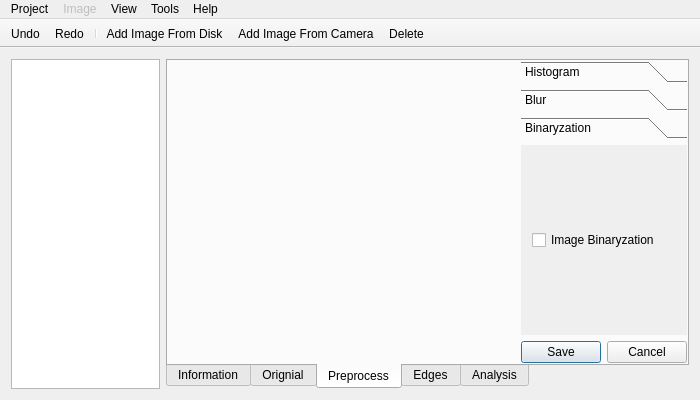
Qt form gui/mainwindow.ui (librehat/caiga) before a commit.
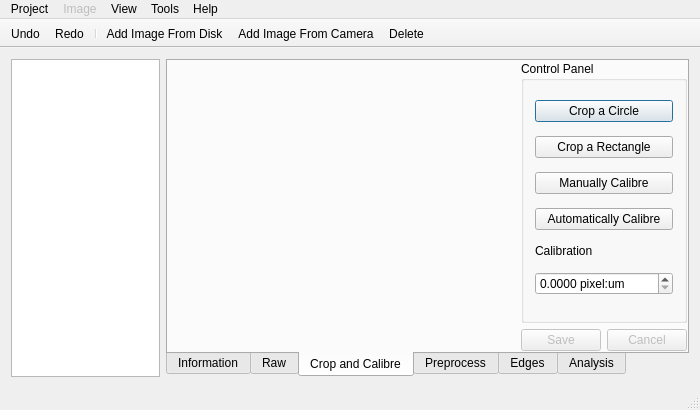
The same form after that commit. The open tabs and pages were chosen to show the change. Icons and pictures are not drawn. Custom widgets are drawn as their Qt base class.

Diff of the .ui file:
```diff
--- a/gui/mainwindow.ui
+++ b/gui/mainwindow.ui
@@ -7,7 +7,7 @@
     <x>0</x>
     <y>0</y>
     <width>700</width>
-    <height>400</height>
+    <height>410</height>
    </rect>
   </property>
   <property name="sizePolicy">
@@ -94,7 +94,7 @@
       </widget>
       <widget class="QWidget" name="origTab">
        <attribute name="title">
-        <string>Orignial</string>
+        <string>Raw</string>
        </attribute>
        <layout class="QHBoxLayout" name="horizontalLayout_2">
         <property name="leftMargin">
@@ -110,7 +110,130 @@
          <number>0</number>
         </property>
         <item>
-         <widget class="QImageViewer" name="origLabel" native="true"/>
+         <widget class="QImageViewer" name="rawLabel" native="true"/>
+        </item>
+       </layout>
+      </widget>
+      <widget class="QWidget" name="ccTab">
+       <attribute name="title">
+        <string>Crop and Calibre</string>
+       </attribute>
+       <layout class="QGridLayout" name="gridLayout_3">
+        <property name="margin">
+         <number>0</number>
+        </property>
+        <item row="1" column="1" alignment="Qt::AlignBottom">
+         <widget class="QDialogButtonBox" name="ccButtonBox">
+          <property name="enabled">
+           <bool>false</bool>
+          </property>
+          <property name="sizePolicy">
+           <sizepolicy hsizetype="Preferred" vsizetype="Fixed">
+            <horstretch>1</horstretch>
+            <verstretch>0</verstretch>
+           </sizepolicy>
+          </property>
+          <property name="standardButtons">
+           <set>QDialogButtonBox::Cancel|QDialogButtonBox::Save</set>
+          </property>
+         </widget>
+        </item>
+        <item row="0" column="0" rowspan="2">
+         <widget class="QImageViewer" name="cropLabel" native="true">
+          <property name="sizePolicy">
+           <sizepolicy hsizetype="Preferred" vsizetype="Preferred">
+            <horstretch>3</horstretch>
+            <verstretch>0</verstretch>
+           </sizepolicy>
+          </property>
+         </widget>
+        </item>
+        <item row="0" column="1">
+         <widget class="QGroupBox" name="ccGroupBox">
+          <property name="sizePolicy">
+           <sizepolicy hsizetype="Preferred" vsizetype="Expanding">
+            <horstretch>1</horstretch>
+            <verstretch>0</verstretch>
+           </sizepolicy>
+          </property>
+          <property name="title">
+           <string>Control Panel</string>
+          </property>
+          <layout class="QVBoxLayout" name="verticalLayout_5">
+           <item>
+            <widget class="QPushButton" name="cropCircleButton">
+             <property name="toolTip">
+              <string>Draw a rectangle first. Then computer will remove the corners and turn it into a circle automatically.</string>
+             </property>
+             <property name="text">
+              <string>Crop a Circle</string>
+             </property>
+             <property name="default">
+              <bool>true</bool>
+             </property>
+            </widget>
+           </item>
+           <item>
+            <widget class="QPushButton" name="cropRectButton">
+             <property name="toolTip">
+              <string>Draw a rectangle as exactly what you expected.</string>
+             </property>
+             <property name="text">
+              <string>Crop a Rectangle</string>
+             </property>
+            </widget>
+           </item>
+           <item>
+            <widget class="QPushButton" name="calibreButton">
+             <property name="toolTip">
+              <string>Draw a line then input its real size.</string>
+             </property>
+             <property name="text">
+              <string>Manually Calibre</string>
+             </property>
+            </widget>
+           </item>
+           <item>
+            <widget class="QPushButton" name="autoCalibreButton">
+             <property name="toolTip">
+              <string>Extract calibration information inside the image (Experimental).</string>
+             </property>
+             <property name="text">
+              <string>Automatically Calibre</string>
+             </property>
+            </widget>
+           </item>
+           <item>
+            <widget class="QLabel" name="calibreLabel">
+             <property name="sizePolicy">
+              <sizepolicy hsizetype="Preferred" vsizetype="Fixed">
+               <horstretch>0</horstretch>
+               <verstretch>0</verstretch>
+              </sizepolicy>
+             </property>
+             <property name="text">
+              <string>Calibration</string>
+             </property>
+            </widget>
+           </item>
+           <item>
+            <widget class="QDoubleSpinBox" name="calibreDoubleSpinBox">
+             <property name="toolTip">
+              <string>Input calibration if already known.</string>
+             </property>
+             <property name="suffix">
+              <string> pixel:um</string>
+             </property>
+             <property name="decimals">
+              <number>4</number>
+             </property>
+             <property name="maximum">
+              <double>999.999900000000025</double>
+             </property>
+            </widget>
+           </item>
+          </layout>
+         </widget>
         </item>
        </layout>
       </widget>
@@ -135,7 +258,7 @@
          <widget class="QToolBox" name="preProcessToolBox">
           <property name="sizePolicy">
            <sizepolicy hsizetype="Preferred" vsizetype="Expanding">
-            <horstretch>1</horstretch>
+            <horstretch>3</horstretch>
             <verstretch>0</verstretch>
            </sizepolicy>
           </property>
@@ -219,6 +342,14 @@
            </layout>
           </widget>
           <widget class="QWidget" name="binaryzationPage">
+           <property name="geometry">
+            <rect>
+             <x>0</x>
+             <y>0</y>
+             <width>166</width>
+             <height>193</height>
+            </rect>
+           </property>
            <attribute name="label">
             <string>Binaryzation</string>
            </attribute>
@@ -236,9 +367,12 @@
         </item>
         <item row="1" column="2" alignment="Qt::AlignBottom">
          <widget class="QDialogButtonBox" name="preProcessButtonBox">
+          <property name="enabled">
+           <bool>false</bool>
+          </property>
           <property name="sizePolicy">
            <sizepolicy hsizetype="Preferred" vsizetype="Fixed">
-            <horstretch>1</horstretch>
+            <horstretch>3</horstretch>
             <verstretch>0</verstretch>
            </sizepolicy>
           </property>
@@ -251,7 +385,7 @@
          <widget class="QImageViewer" name="preProcessLabel" native="true">
           <property name="sizePolicy">
            <sizepolicy hsizetype="Preferred" vsizetype="Preferred">
-            <horstretch>3</horstretch>
+            <horstretch>5</horstretch>
             <verstretch>0</verstretch>
            </sizepolicy>
           </property>
@@ -610,6 +744,7 @@
    <addaction name="actionAddImgCamera"/>
    <addaction name="actionDeleteImg"/>
   </widget>
+  <widget class="QStatusBar" name="statusBar"/>
   <action name="actionNew_Project">
    <property name="text">
     <string>New Project</string>
```
Left out of the diff: 73 changed lines with no effect on the pictures.
